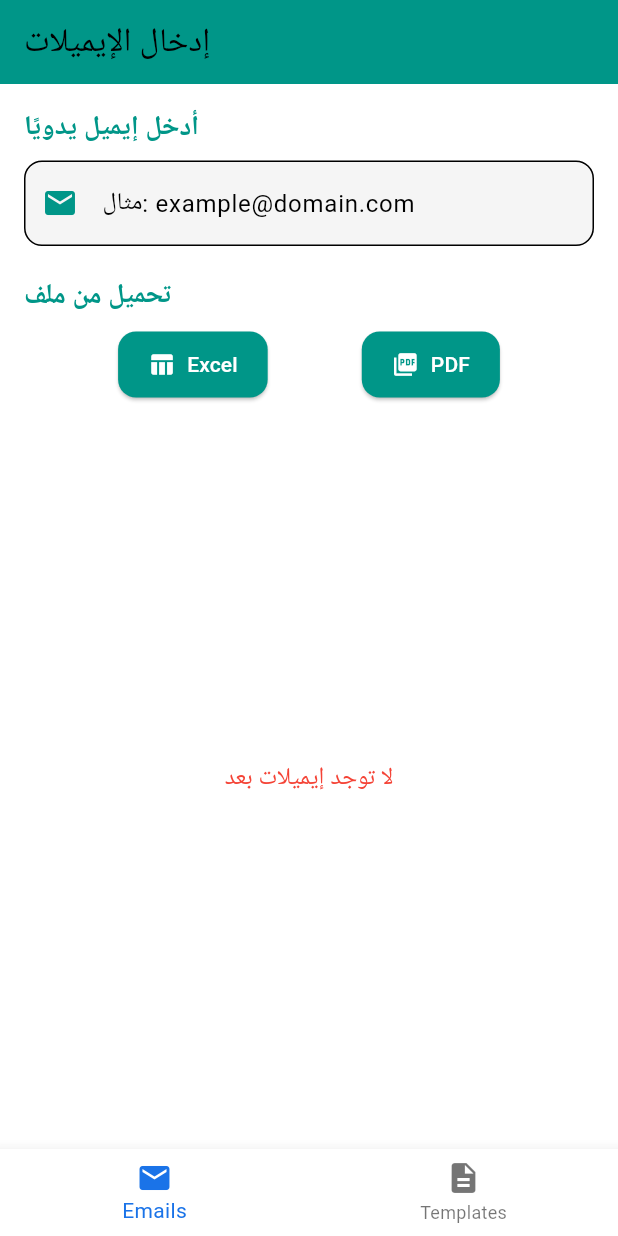
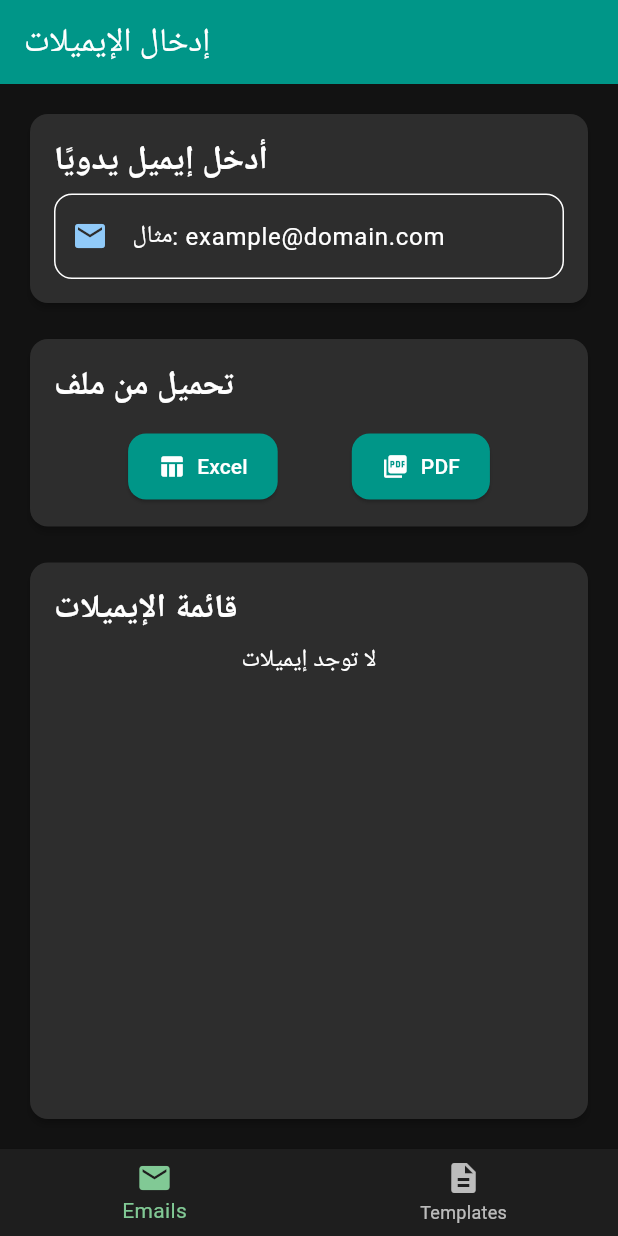
Before and after one commit to AhmedSlman/Mailer, a Flutter app: the screen it shows after launch, on a phone screen of 412 x 824 dp. Run offline on Flutter 3.47's test engine with Material 3 defaults, Android fonts, the phone set to English and light mode, and no system bars; our stand-ins replace cached_network_image, dio, file_picker, flutter_bloc, flutter_screenutil, flutter_svg and 5 more; missing offline and left inert: excel, syncfusion_flutter_pdf.

Commit message:
Update theme settings to default to dark mode; enhance email input UI with improved styling and feedback; refactor template management components for better organization and remove unused files.

```diff
--- a/lib/core/theme/app_theme.dart
+++ b/lib/core/theme/app_theme.dart
@@ -48,16 +48,16 @@ class AppTheme {
       useMaterial3: true,
       brightness: Brightness.dark,
       colorScheme: ColorScheme.dark(
-        primary: const Color(0xFF8AB4F8),
+        primary: const Color(0xFF90CAF9),
         secondary: const Color(0xFF81C995),
-        tertiary: const Color(0xFFFDD663),
+        tertiary: const Color(0xFFFFD54F),
         error: const Color(0xFFF28B82),
         background: const Color(0xFF121212),
         surface: const Color(0xFF1E1E1E),
-        onPrimary: Colors.black,
-        onSecondary: Colors.black,
-        onTertiary: Colors.black,
-        onError: Colors.black,
+        onPrimary: const Color(0xFF121212),
+        onSecondary: const Color(0xFF121212),
+        onTertiary: const Color(0xFF121212),
+        onError: const Color(0xFF121212),
         onBackground: Colors.white,
         onSurface: Colors.white,
       ),
@@ -83,6 +83,16 @@ class AppTheme {
           ),
         ),
       ),
+      appBarTheme: const AppBarTheme(
+        elevation: 0,
+        backgroundColor: Color(0xFF1E1E1E),
+      ),
+      scaffoldBackgroundColor: const Color(0xFF121212),
+      dialogBackgroundColor: const Color(0xFF2D2D2D),
+      bottomSheetTheme: const BottomSheetThemeData(
+        backgroundColor: Color(0xFF2D2D2D),
+        modalBackgroundColor: Color(0xFF2D2D2D),
+      ),
     );
   }
 }
--- a/lib/features/email/presentation/component/email_input_component.dart
+++ b/lib/features/email/presentation/component/email_input_component.dart
@@ -14,21 +14,33 @@ class EmailInputComponent extends StatelessWidget {
       listener: (context, state) {
         if (state.emails.isNotEmpty) {
           ScaffoldMessenger.of(context).showSnackBar(
-            const SnackBar(content: Text("تم تحميل الإيميلات بنجاح")),
+            SnackBar(
+              content: const Text("تم تحميل الإيميلات بنجاح"),
+              backgroundColor: Theme.of(context).colorScheme.primary,
+              behavior: SnackBarBehavior.floating,
+            ),
           );
         }
       },
       builder: (context, state) {
         return Column(
+          crossAxisAlignment: CrossAxisAlignment.stretch,
+          children: [
+            // Manual Input Section
+            Card(
+              elevation: 2,
+              shape: RoundedRectangleBorder(
+                borderRadius: BorderRadius.circular(12),
+              ),
+              child: Padding(
+                padding: const EdgeInsets.all(16.0),
+                child: Column(
                   crossAxisAlignment: CrossAxisAlignment.start,
                   children: [
-            // Manual Input Section
-            const Text(
+                    Text(
                       "أدخل إيميل يدويًا",
-              style: TextStyle(
-                fontSize: 18,
+                      style: Theme.of(context).textTheme.titleLarge?.copyWith(
                         fontWeight: FontWeight.bold,
-                color: Colors.teal,
                       ),
                     ),
                     const SizedBox(height: 8),
@@ -38,26 +50,40 @@ class EmailInputComponent extends StatelessWidget {
                       },
                       decoration: InputDecoration(
                         hintText: "مثال: example@domain.com",
-                prefixIcon: const Icon(Icons.email, color: Colors.teal),
+                        prefixIcon: Icon(
+                          Icons.email,
+                          color: Theme.of(context).colorScheme.primary,
+                        ),
                         border: OutlineInputBorder(
                           borderRadius: BorderRadius.circular(12),
                         ),
                         filled: true,
-                fillColor: Colors.grey[100],
                       ),
                     ),
-            const SizedBox(height: 20),
+                  ],
+                ),
+              ),
+            ),
+            const SizedBox(height: 16),
 
             // File Upload Section
-            const Text(
+            Card(
+              elevation: 2,
+              shape: RoundedRectangleBorder(
+                borderRadius: BorderRadius.circular(12),
+              ),
+              child: Padding(
+                padding: const EdgeInsets.all(16.0),
+                child: Column(
+                  crossAxisAlignment: CrossAxisAlignment.start,
+                  children: [
+                    Text(
                       "تحميل من ملف",
-              style: TextStyle(
-                fontSize: 18,
+                      style: Theme.of(context).textTheme.titleLarge?.copyWith(
                         fontWeight: FontWeight.bold,
-                color: Colors.teal,
                       ),
                     ),
-            const SizedBox(height: 8),
+                    const SizedBox(height: 16),
                     Row(
                       mainAxisAlignment: MainAxisAlignment.spaceEvenly,
                       children: [
@@ -79,9 +105,41 @@ class EmailInputComponent extends StatelessWidget {
                         ),
                       ],
                     ),
-            const SizedBox(height: 20),
+                  ],
+                ),
+              ),
+            ),
+            const SizedBox(height: 16),
 
             // Email List
+            Expanded(
+              child: Card(
+                elevation: 2,
+                shape: RoundedRectangleBorder(
+                  borderRadius: BorderRadius.circular(12),
+                ),
+                child: Padding(
+                  padding: const EdgeInsets.all(16.0),
+                  child: Column(
+                    crossAxisAlignment: CrossAxisAlignment.start,
+                    children: [
+                      Text(
+                        "قائمة الإيميلات",
+                        style: Theme.of(context).textTheme.titleLarge?.copyWith(
+                          fontWeight: FontWeight.bold,
+                        ),
+                      ),
+                      const SizedBox(height: 8),
+                      if (state.emails.isEmpty)
+                        Center(
+                          child: Text(
+                            "لا توجد إيميلات",
+                            style: Theme.of(context).textTheme.bodyLarge?.copyWith(
+                              color: Theme.of(context).colorScheme.onSurfaceVariant,
+                            ),
+                          ),
+                        )
+                      else
                         Expanded(
                           child: EmailListWidget(
                             emails: state.emails,
@@ -91,6 +149,11 @@ class EmailInputComponent extends StatelessWidget {
                           ),
                         ),
                     ],
+                  ),
+                ),
+              ),
+            ),
+          ],
         );
       },
     );
--- a/lib/features/template_management/presentation/componant/template_card_component.dart
+++ b/lib/features/template_management/presentation/component/template_card_component.dart
@@ -1,5 +1,5 @@
 import 'package:emails_sender/features/template_management/domain/entities/template.dart';
-import 'package:emails_sender/features/template_management/presentation/componant/template_dialog_component.dart';
+import 'package:emails_sender/features/template_management/presentation/component/template_dialog_component.dart';
 import 'package:emails_sender/features/template_management/presentation/cubit/template_cubit.dart';
 import 'package:emails_sender/features/template_management/presentation/widgets/template_card_widget.dart';
 import 'package:flutter/material.dart';
--- a/lib/features/template_management/presentation/view/template_screen.dart
+++ b/lib/features/template_management/presentation/view/template_screen.dart
@@ -1,5 +1,5 @@
-import 'package:emails_sender/features/template_management/presentation/componant/template_dialog_component.dart';
-import 'package:emails_sender/features/template_management/presentation/componant/template_list_component.dart';
+import 'package:emails_sender/features/template_management/presentation/component/template_dialog_component.dart';
+import 'package:emails_sender/features/template_management/presentation/component/template_list_component.dart';
 import 'package:flutter/material.dart';
 import 'package:flutter_bloc/flutter_bloc.dart';
 import 'package:emails_sender/core/di/injection_container.dart';
--- a/lib/features/template_management/presentation/widgets/template_list_widget.dart
+++ b/lib/features/template_management/presentation/widgets/template_list_widget.dart
@@ -1,5 +1,5 @@
 import 'package:emails_sender/features/template_management/domain/entities/template.dart';
-import 'package:emails_sender/features/template_management/presentation/componant/template_card_component.dart';
+import 'package:emails_sender/features/template_management/presentation/component/template_card_component.dart';
 import 'package:flutter/material.dart';
 
 class TemplateListWidget extends StatelessWidget {
--- a/lib/main.dart
+++ b/lib/main.dart
@@ -19,7 +19,7 @@ class MyApp extends StatelessWidget {
       title: 'Emails Sender',
       theme: AppTheme.lightTheme,
       darkTheme: AppTheme.darkTheme,
-      themeMode: ThemeMode.system,
+      themeMode: ThemeMode.dark,
       routerConfig: AppRouter.router,
     );
   }
```
Also changed, not shown: lib/features/email/presentation/widget/email_list_widget.dart (+20 -7 lines), lib/features/template_management/presentation/component/template_dialog_component.dart (renamed from lib/features/template_management/presentation/componant/template_dialog_component.dart), lib/features/template_management/presentation/component/template_list_component.dart (renamed from lib/features/template_management/presentation/componant/template_list_component.dart). Lines whose indentation alone changed are shown as unchanged.
